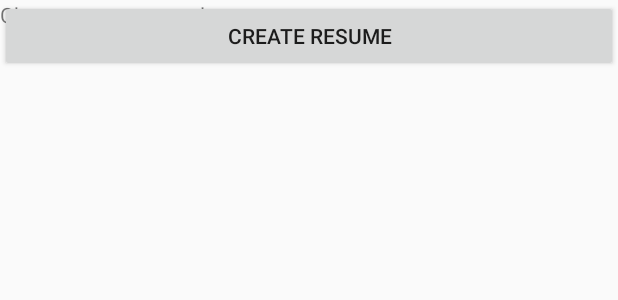
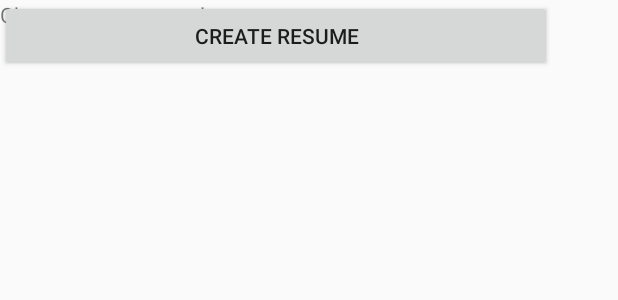
Before and after one commit to ppypenko/Resume_App2, an Android app: the layout activity_main.xml on its own in the app's theme, with its tools: preview values and no code run, on a phone screen of 412 x 824 dp. Shown: the top 300 px of the screen. Run offline under Robolectric (Android 15) with nearby library versions, the phone set to English and light mode, and no system bars.

Commit message:
Some changes.

```diff
--- a/Resume_App22/app/src/main/java/team/afalse/resume_app/ResumeActivity.java
+++ b/Resume_App22/app/src/main/java/team/afalse/resume_app/ResumeActivity.java
@@ -5,6 +5,7 @@ import android.os.Bundle;
 
 public class ResumeActivity extends AppCompatActivity {
 
+    private String typeface1, typeface2;
     @Override
     protected void onCreate(Bundle savedInstanceState) {
         super.onCreate(savedInstanceState);
--- a/Resume_App22/app/src/main/res/layout/activity_main.xml
+++ b/Resume_App22/app/src/main/res/layout/activity_main.xml
@@ -7,21 +7,21 @@
     tools:context="team.afalse.resume_app.MainActivity">
 
     <TextView
-        android:layout_width="match_parent"
+        android:layout_width="0dp"
         android:layout_height="wrap_content"
-        android:text="Choose resume template"/>
+        android:text="Choose resume template" />
     <Spinner
         android:id="@+id/resumeTemplate"
-        android:layout_width="match_parent"
+        android:layout_width="0dp"
         android:layout_height="wrap_content"
-        android:entries="@array/resume_templates"/>
+        android:entries="@array/resume_templates" />
     <Button
-        android:layout_width="match_parent"
+        android:layout_width="368dp"
         android:layout_height="wrap_content"
         android:id="@+id/btnGo"
-        android:text="Create Resume"/>
+        android:text="Create Resume" />
     <ListView
-        android:layout_width="match_parent"
+        android:layout_width="0dp"
         android:layout_height="wrap_content"
         android:id="@+id/resumeList">
     </ListView>
--- a/Resume_App22/app/src/main/res/layout/activity_target.xml
+++ b/Resume_App22/app/src/main/res/layout/activity_target.xml
@@ -6,8 +6,8 @@
     android:layout_height="match_parent"
     tools:context="team.afalse.resume_app.TargetActivity">
     <LinearLayout
-        android:layout_width="match_parent"
-        android:layout_height="match_parent"
+        android:layout_width="368dp"
+        android:layout_height="551dp"
         android:id="@+id/resume_Name"
         android:orientation="vertical">
         <TextView
--- a/Resume_App22/app/src/main/res/values/strings.xml
+++ b/Resume_App22/app/src/main/res/values/strings.xml
@@ -4,4 +4,8 @@
         <item>Classic</item>
         <item>Target</item>
     </string-array>
+    <string-array name="classic_types">
+        <item>Classic1</item>
+        <item>Classic2</item>
+    </string-array>
 </resources>
```
